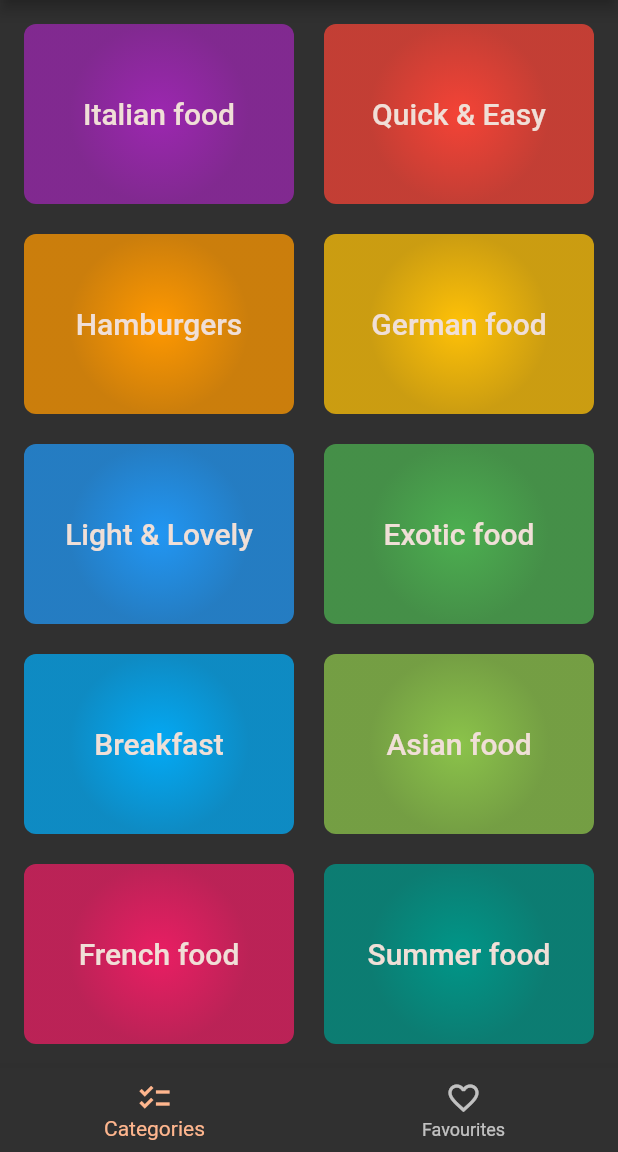
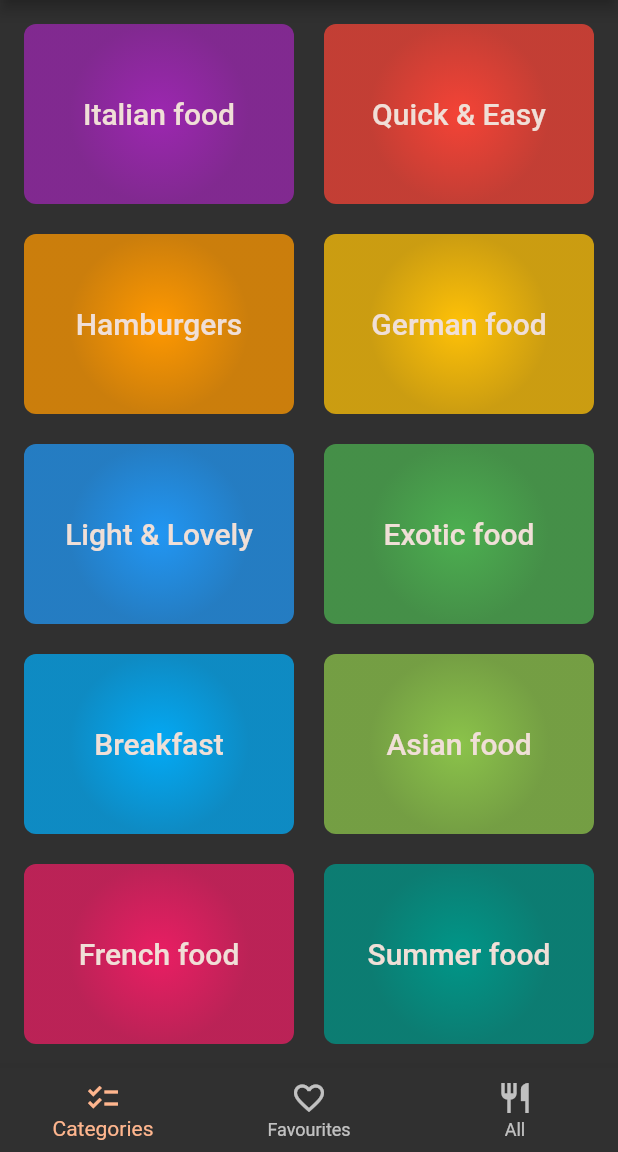
Before and after one commit to iainmarais/app05, a Flutter app: the screen it shows after launch, on a phone screen of 412 x 824 dp, the part 84-1236 px from its top. Run offline on Flutter 3.47's test engine with Material 2 defaults, Android fonts, the phone set to English and light mode, and no system bars; our stand-ins replace transparent_image.

```diff
--- a/lib/Views/FiltersScreen.dart
+++ b/lib/Views/FiltersScreen.dart
@@ -1,5 +1,4 @@
 //ignore_for_file: file_names, non_constant_identifier_names, constant_identifier_names, camel_case_types
-
 import "package:flutter/material.dart";
 
 class FiltersScreen extends StatefulWidget
--- a/lib/Views/TabBarScreen.dart
+++ b/lib/Views/TabBarScreen.dart
@@ -1,5 +1,6 @@
 //ignore_for_file: file_names, non_constant_identifier_names, constant_identifier_names, camel_case_types
 import "package:app05/DataModels/MealItem_DataModel.dart";
+import "package:app05/DataSources/MealItem_SourceData.dart";
 import "package:app05/Views/CategoryScreen.dart";
 import "package:app05/Views/MealItemScreen.dart";
 import "package:app05/Widgets/Flyout.dart";
@@ -20,21 +21,25 @@ class _TabBarScreenState extends State<TabBarScreen>
   int _selectedIndex = 0;
   //Declaring this as readonly (dart:final) means it is not instantiated every time it is used.
   final List<MealItem_DataModel> MyFavourites = [];
+  final List<MealItem_DataModel> AllMeals = MealItems;
 
   void LoadScreenByName(String ScreenName)
   {
+    //By adding the Navigator.pop(context) here, the flyout is dismissed whenever the loaded screen change is executed.
+    Navigator.pop(context);
     switch(ScreenName)
     {
       case "Categories":
         _SelectPage(0);
-        Navigator.pop(context);
         break;
       case "Filters":
         Navigator.push(context, MaterialPageRoute(builder: (context) => const FiltersScreen()));
         break;
       case "Favourites":
         _SelectPage(1);
-        Navigator.pop(context);
+        break;
+      case "All":
+        _SelectPage(2);
         break;
     }
   }
@@ -75,8 +80,11 @@ class _TabBarScreenState extends State<TabBarScreen>
       ActivePage = MealItemScreen(SetFavourite: ManageFavouriteStatus ,AvailableMeals: MyFavourites);
       ActivePageTitle = "Favourites";
     }
-
-
+    else if (_selectedIndex == 2)
+    {
+      ActivePage = MealItemScreen(SetFavourite: ManageFavouriteStatus, AvailableMeals: AllMeals);
+      ActivePageTitle = "All";
+    }
     return Scaffold(
       appBar: AppBar(
         title: Text(ActivePageTitle),
@@ -93,6 +101,7 @@ class _TabBarScreenState extends State<TabBarScreen>
           //I use british spelling. Bite me.
           BottomNavigationBarItem(icon: Icon(Icons.checklist_outlined),label: "Categories"),
           BottomNavigationBarItem(icon: Icon(Icons.favorite_outline),label: "Favourites"),
+          BottomNavigationBarItem(icon: Icon(Icons.restaurant_outlined),label: "All"),
         ],
       )
     );
--- a/lib/Widgets/Flyout.dart
+++ b/lib/Widgets/Flyout.dart
@@ -49,7 +49,7 @@ class Flyout extends StatelessWidget
             title: Text("Filters",style: Theme.of(context).textTheme.titleSmall!.copyWith(color: Theme.of(context).colorScheme.onBackground)),
           ),
           ListTile(
-            onTap:(){},
+            onTap:(){LoadScreen!("All");},
             leading: const Icon(Icons.restaurant_outlined),
             title: Text("Meals",style: Theme.of(context).textTheme.titleSmall!.copyWith(color: Theme.of(context).colorScheme.onBackground)),
           ),
```
